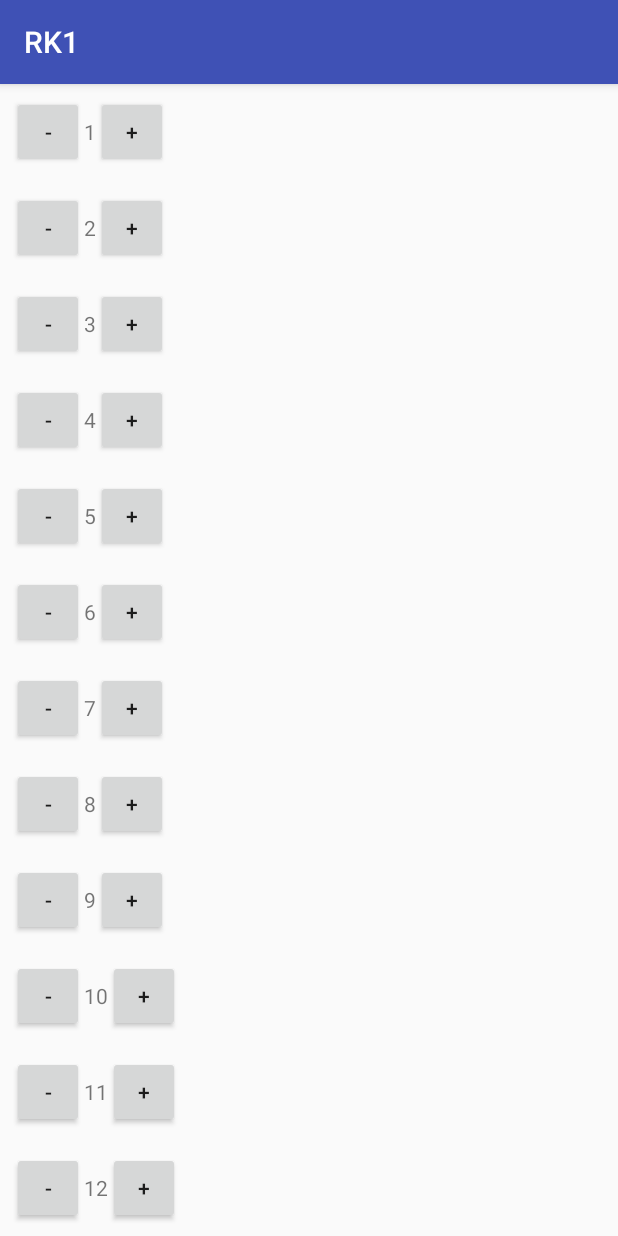
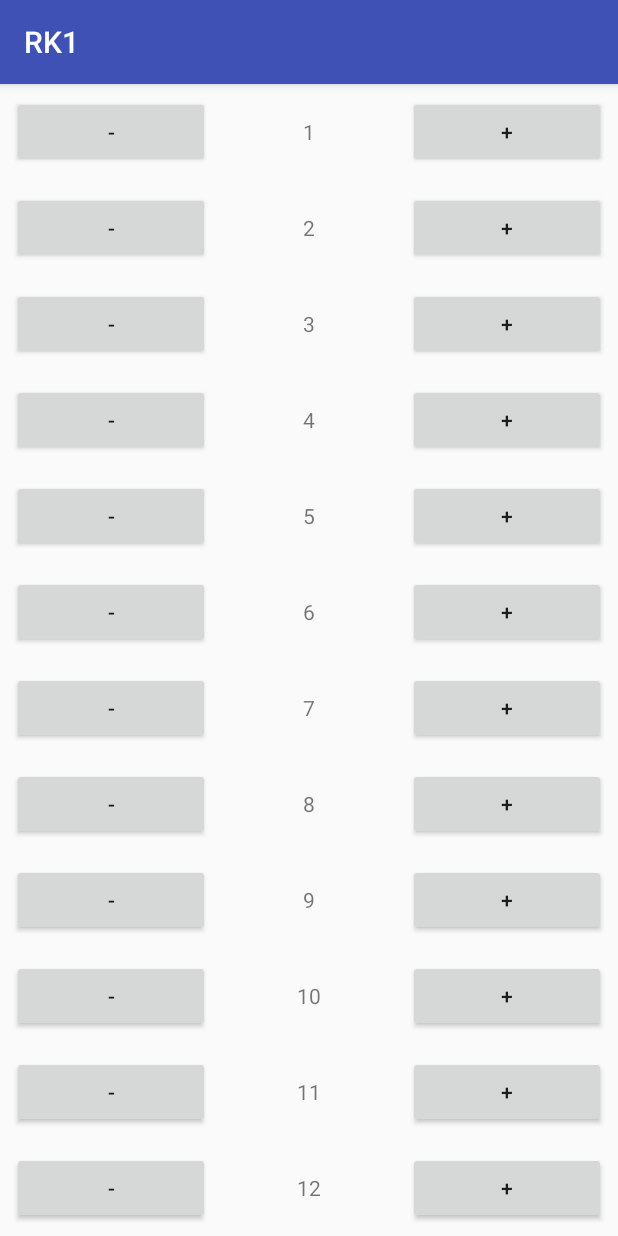
Before and after one commit to jpyatachkov/rk1, an Android app: the screen it shows after launch (MainActivity), on a phone screen of 412 x 824 dp. Run offline under Robolectric (Android 15) with nearby library versions, the phone set to English and light mode, and no system bars; libraries missing offline, so code that uses them is left out: ru.mail.park.

Commit message:
Layout improved

```diff
--- a/app/src/main/res/layout/single_number.xml
+++ b/app/src/main/res/layout/single_number.xml
@@ -4,15 +4,16 @@
               android:layout_height="wrap_content"
               android:layout_width="match_parent"
               android:layout_margin="@dimen/layoutMargin"
+              android:layout_gravity="center_horizontal"
               android:orientation="horizontal">
 
-    <Button android:id="@+id/minusButton" android:layout_width="@dimen/buttonSize"
-            android:layout_height="@dimen/buttonSize" android:text="@string/minus"/>
+    <Button android:id="@+id/minusButton" android:layout_width="0dp" android:layout_weight="1"
+            android:layout_height="wrap_content" android:text="@string/minus"/>
 
-    <TextView android:id="@+id/numberTextView" android:layout_width="wrap_content"
-              android:layout_height="wrap_content"/>
+    <TextView android:id="@+id/numberTextView" android:layout_width="0dp" android:layout_weight="1"
+              android:layout_height="wrap_content" android:gravity="center"/>
 
-    <Button android:id="@+id/plusButton" android:layout_width="@dimen/buttonSize"
-            android:layout_height="@dimen/buttonSize" android:text="@string/plus"/>
+    <Button android:id="@+id/plusButton" android:layout_width="0dp" android:layout_weight="1"
+            android:layout_height="wrap_content" android:text="@string/plus"/>
 
 </LinearLayout>
--- a/app/src/main/res/values/dimens.xml
+++ b/app/src/main/res/values/dimens.xml
@@ -1,4 +1,3 @@
 <resources>
     <dimen name="layoutMargin">8dp</dimen>
-    <dimen name="buttonSize">48dp</dimen>
 </resources>
```
